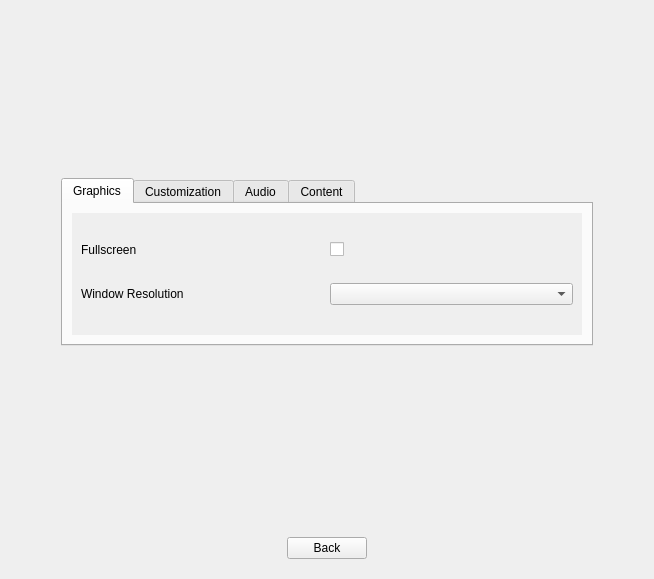
This is src/SettingsScreen.ui in RemotelyChaotic/JOIPEngine as Qt 5 draws it before an edit. The edited form follows.
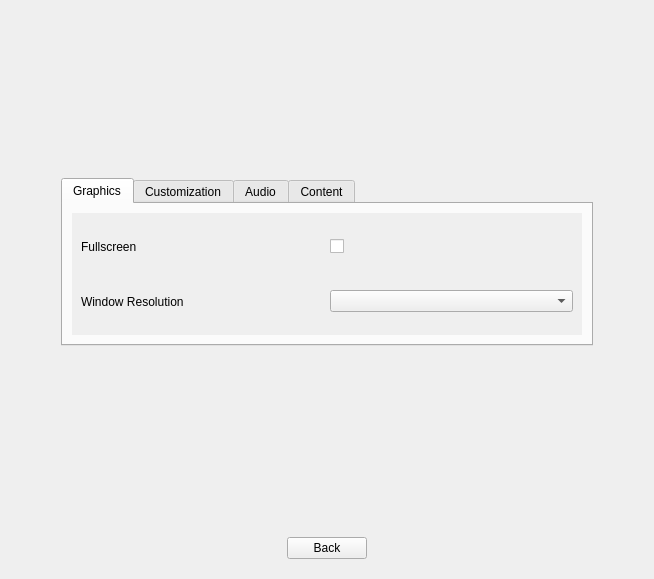
This is the edited form. Custom widgets are drawn as their Qt base class.

```diff
--- a/src/SettingsScreen.ui
+++ b/src/SettingsScreen.ui
@@ -151,17 +151,54 @@
            </rect>
           </property>
           <layout class="QGridLayout" name="gridLayout_5">
-           <item row="1" column="1">
-            <widget class="QComboBox" name="pResolutionComboBox"/>
-           </item>
-           <item row="0" column="0">
+           <item row="1" column="0" colspan="2">
+            <widget class="QWidget" name="pFullScreenContainer" native="true">
+             <layout class="QHBoxLayout" name="horizontalLayout_2">
+              <property name="leftMargin">
+               <number>0</number>
+              </property>
+              <property name="topMargin">
+               <number>0</number>
+              </property>
+              <property name="rightMargin">
+               <number>0</number>
+              </property>
+              <property name="bottomMargin">
+               <number>0</number>
+              </property>
+              <item>
             <widget class="QLabel" name="label_3">
              <property name="text">
               <string>Fullscreen</string>
              </property>
             </widget>
            </item>
-           <item row="1" column="0">
+              <item>
+               <widget class="QCheckBox" name="pFullscreenCheckBox">
+                <property name="text">
+                 <string/>
+                </property>
+               </widget>
+              </item>
+             </layout>
+            </widget>
+           </item>
+           <item row="2" column="0" colspan="2">
+            <widget class="QWidget" name="pResolutionContainer" native="true">
+             <layout class="QHBoxLayout" name="horizontalLayout_3">
+              <property name="leftMargin">
+               <number>0</number>
+              </property>
+              <property name="topMargin">
+               <number>0</number>
+              </property>
+              <property name="rightMargin">
+               <number>0</number>
+              </property>
+              <property name="bottomMargin">
+               <number>0</number>
+              </property>
+              <item>
             <widget class="QLabel" name="label_2">
              <property name="sizePolicy">
               <sizepolicy hsizetype="Minimum" vsizetype="Preferred">
@@ -174,11 +211,10 @@
              </property>
             </widget>
            </item>
-           <item row="0" column="1">
-            <widget class="QCheckBox" name="pFullscreenCheckBox">
-             <property name="text">
-              <string/>
-             </property>
+              <item>
+               <widget class="QComboBox" name="pResolutionComboBox"/>
+              </item>
+             </layout>
             </widget>
            </item>
           </layout>
```
Left out of the diff: 112 changed lines with no effect on the pictures. Lines whose indentation alone changed are shown as unchanged.
